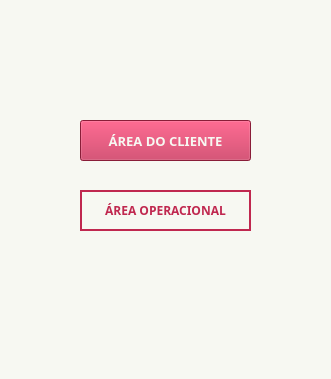
Before: the Qt Designer form formPrimeiraTela.ui in Chewie4458/DSINav, drawn with Qt 5.
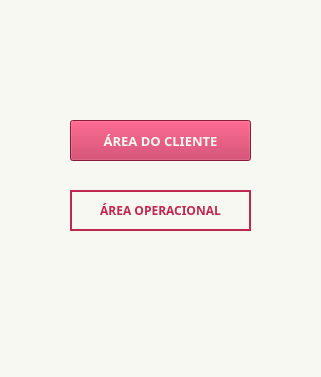
After: the same form once the commit is applied. Icons and pictures are not drawn.

Diff of the .ui file:
```diff
--- a/formPrimeiraTela.ui
+++ b/formPrimeiraTela.ui
@@ -6,20 +6,20 @@
    <rect>
     <x>0</x>
     <y>0</y>
-    <width>331</width>
-    <height>379</height>
+    <width>321</width>
+    <height>377</height>
    </rect>
   </property>
   <property name="minimumSize">
    <size>
-    <width>331</width>
-    <height>0</height>
+    <width>321</width>
+    <height>376</height>
    </size>
   </property>
   <property name="maximumSize">
    <size>
-    <width>331</width>
-    <height>16777215</height>
+    <width>321</width>
+    <height>377</height>
    </size>
   </property>
   <property name="windowTitle">
@@ -40,9 +40,9 @@
    <widget class="QPushButton" name="btnAreaOp">
     <property name="geometry">
      <rect>
-      <x>80</x>
+      <x>70</x>
       <y>190</y>
-      <width>171</width>
+      <width>181</width>
       <height>41</height>
      </rect>
     </property>
@@ -68,9 +68,9 @@
    <widget class="QPushButton" name="btnAreaCliente">
     <property name="geometry">
      <rect>
-      <x>80</x>
+      <x>70</x>
       <y>120</y>
-      <width>171</width>
+      <width>181</width>
       <height>41</height>
      </rect>
     </property>
```
Left out of the diff: 2 changed lines with no effect on the pictures.
